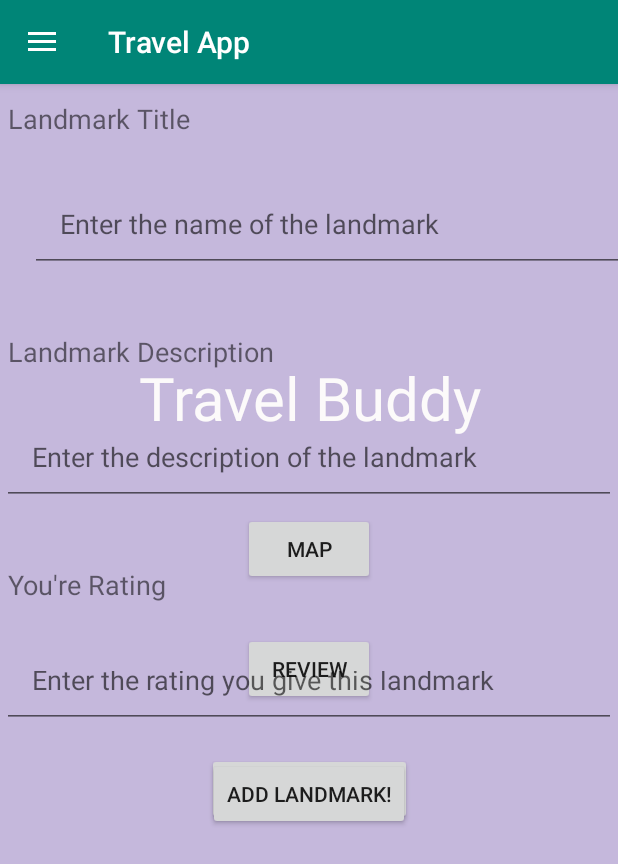
After one commit to josejesusgarciajr/Travel-App, an Android app: the fragment AddLandmarkFragment placed in its activity, on a phone screen of 412 x 824 dp. The commit adds this screen. Shown: the top 864 px of the screen. Run offline under Robolectric (Android 15) with nearby library versions, the phone set to English and light mode, and no system bars; our stand-ins replace Firebase (no records; nobody signed in at launch, a user with empty details on screens opened directly), data binding, navigation-ui; 1 statement that could not run was skipped.

Commit message:
Add landmark functionality is complete! Need to add input validation and make the design pretty!

```diff
--- /dev/null
+++ b/TravelApp/app/src/main/java/jwest/android_class/travel_app/AddLandmarkFragment.kt
@@ -0,0 +1,53 @@
+package jwest.android_class.travel_app
+
+
+import android.os.Bundle
+import android.util.Log
+import androidx.fragment.app.Fragment
+import android.view.LayoutInflater
+import android.view.View
+import android.view.ViewGroup
+import android.widget.Toast
+import androidx.databinding.DataBindingUtil
+import androidx.navigation.findNavController
+import com.google.firebase.database.DatabaseReference
+import com.google.firebase.database.FirebaseDatabase
+import jwest.android_class.travel_app.databinding.FragmentAddLandmarkBinding
+
+/**
+ * A simple [Fragment] subclass.
+ */
+class AddLandmarkFragment : Fragment() {
+    private lateinit var binding: FragmentAddLandmarkBinding
+    private lateinit var ref: DatabaseReference
+    override fun onCreateView(
+        inflater: LayoutInflater, container: ViewGroup?,
+        savedInstanceState: Bundle?
+        ): View? {
+            binding = DataBindingUtil.inflate<FragmentAddLandmarkBinding>(inflater,
+                R.layout.fragment_add_landmark, container,false)
+            // Bind this fragment class to the layout
+            binding.addLandmarkFragment = this
+            // Inflate the layout for this fragment
+            val args = AddLandmarkFragmentArgs.fromBundle(arguments!!)
+
+            binding.addLandmarkSubmitButton.setOnClickListener { createLandmark(args.latitude, args.longitude, binding.landmarkTitleInput.text.toString(), binding.landmarkDescriptionInput.text.toString(), Integer.parseInt(binding.landmarkRatingInput.text.toString()) ) }
+            return binding.root
+    }
+
+    private fun createLandmark(latitude : Float, longitude : Float, title : String, description : String, rating : Int){
+        ref = FirebaseDatabase.getInstance().getReference("landmarks")
+        val landmarkId : String = ref.push().key!!
+
+        val newLandmark = Landmark(landmarkId, null, Coordinates(latitude.toDouble(), longitude.toDouble()), title, description, rating )
+
+        ref.child(landmarkId).setValue(newLandmark).addOnCompleteListener {
+            Log.d("added successfully! ", newLandmark.title)
+            view?.findNavController()?.navigate(R.id.action_addLandmarkFragment_to_mapFragment)
+
+        }
+
+    }
+
+
+}
--- /dev/null
+++ b/TravelApp/app/src/main/java/jwest/android_class/travel_app/Landmark.kt
@@ -0,0 +1,14 @@
+package jwest.android_class.travel_app
+
+class Landmark (id : String, authorId : String?, coordinates: Coordinates, title : String, description: String, rating: Int) {
+    val id = id
+    val authorId = authorId
+    var coordinates = coordinates
+    val title = title
+    val description = description
+    val rating = rating
+
+    constructor() : this("", "", Coordinates(100.0, 100.0), "", "", 0){
+
+    }
+}
--- a/TravelApp/app/src/main/java/jwest/android_class/travel_app/LandmarkFragment.kt
+++ b/TravelApp/app/src/main/java/jwest/android_class/travel_app/LandmarkFragment.kt
@@ -9,7 +9,6 @@
 import androidx.databinding.DataBindingUtil
 import androidx.navigation.findNavController
 import jwest.android_class.travel_app.databinding.FragmentLandmarkBinding
-import jwest.android_class.travel_app.databinding.FragmentTitleBinding
 
 /**
  * A simple [Fragment] subclass.
--- /dev/null
+++ b/TravelApp/app/src/main/res/layout/fragment_add_landmark.xml
@@ -0,0 +1,107 @@
+<?xml version="1.0" encoding="utf-8"?>
+<layout
+    xmlns:app="http://schemas.android.com/apk/res-auto"
+    xmlns:tools="http://schemas.android.com/tools"
+    xmlns:android="http://schemas.android.com/apk/res/android">
+    <data>
+        <variable
+            name="addLandmarkFragment"
+            type="jwest.android_class.travel_app.AddLandmarkFragment" />
+    </data>
+
+    <androidx.constraintlayout.widget.ConstraintLayout
+        android:id="@+id/frameLayout2"
+        android:layout_width="match_parent"
+        android:layout_height="match_parent"
+        tools:context=".AddLandmarkFragment">
+
+        <!-- TODO: Update blank fragment layout -->
+
+        <EditText
+            android:id="@+id/landmarkTitleInput"
+            android:layout_width="409dp"
+            android:layout_height="wrap_content"
+            android:layout_margin="20dp"
+            android:ems="10"
+            android:hint="Enter the name of the landmark"
+            android:inputType="textPersonName"
+            android:padding="20sp"
+            app:layout_constraintStart_toStartOf="parent"
+            app:layout_constraintTop_toBottomOf="@+id/textView6" />
+
+        <EditText
+            android:id="@+id/landmarkDescriptionInput"
+            android:layout_width="409dp"
+            android:layout_height="wrap_content"
+            android:layout_margin="20dp"
+            android:ems="10"
+            android:gravity="start|top"
+            android:hint="Enter the description of the landmark"
+            android:inputType="textMultiLine"
+            android:padding="20sp"
+            app:layout_constraintEnd_toEndOf="parent"
+            app:layout_constraintHorizontal_bias="0.5"
+            app:layout_constraintStart_toStartOf="parent"
+            app:layout_constraintTop_toBottomOf="@+id/textView7" />
+
+        <EditText
+            android:id="@+id/landmarkRatingInput"
+            android:layout_width="409dp"
+            android:layout_height="58dp"
+            android:layout_margin="20dp"
+            android:ems="10"
+            android:hint="Enter the rating you give this landmark"
+            android:inputType="number"
+            android:padding="20sp"
+            app:layout_constraintBottom_toTopOf="@+id/addLandmarkSubmitButton"
+            app:layout_constraintEnd_toEndOf="parent"
+            app:layout_constraintHorizontal_bias="0.5"
+            app:layout_constraintStart_toStartOf="parent"
+            app:layout_constraintTop_toBottomOf="@+id/textView8" />
+
+        <TextView
+            android:id="@+id/textView6"
+            android:layout_width="wrap_content"
+            android:layout_height="wrap_content"
+            android:layout_marginTop="5dp"
+            android:padding="5sp"
+            android:text="Landmark Title"
+            android:textSize="18sp"
+            app:layout_constraintTop_toTopOf="parent"
+            tools:layout_editor_absoluteX="6dp" />
+
+        <TextView
+            android:id="@+id/textView7"
+            android:layout_width="wrap_content"
+            android:layout_height="wrap_content"
+            android:layout_marginTop="35dp"
+            android:padding="5sp"
+            android:text="Landmark Description"
+            android:textSize="18sp"
+            app:layout_constraintTop_toBottomOf="@+id/landmarkTitleInput"
+            tools:layout_editor_absoluteX="0dp" />
+
+        <TextView
+            android:id="@+id/textView8"
+            android:layout_width="wrap_content"
+            android:layout_height="wrap_content"
+            android:layout_marginTop="35dp"
+            android:padding="5sp"
+            android:text="You're Rating"
+            android:textSize="18sp"
+            app:layout_constraintTop_toBottomOf="@+id/landmarkDescriptionInput"
+            tools:layout_editor_absoluteX="0dp" />
+
+        <Button
+            android:id="@+id/addLandmarkSubmitButton"
+            android:layout_width="wrap_content"
+            android:layout_height="wrap_content"
+            android:layout_marginTop="20dp"
+            android:text="Add Landmark!"
+            app:layout_constraintEnd_toEndOf="parent"
+            app:layout_constraintHorizontal_bias="0.5"
+            app:layout_constraintStart_toStartOf="parent"
+            app:layout_constraintTop_toBottomOf="@+id/landmarkRatingInput" />
+
+    </androidx.constraintlayout.widget.ConstraintLayout>
+</layout>
--- a/TravelApp/app/src/main/res/navigation/navigation.xml
+++ b/TravelApp/app/src/main/res/navigation/navigation.xml
@@ -33,8 +33,8 @@
         android:layout_height="match_parent"
         >
         <action
-            android:id="@+id/action_mapFragment_to_landmarkFragment"
-            app:destination="@id/landmarkFragment" />
+            android:id="@+id/action_mapFragment_to_addLandmarkFragment"
+            app:destination="@id/addLandmarkFragment" />
     </fragment>
     <fragment
         android:id="@+id/landmarkFragment"
@@ -44,10 +44,27 @@
         >
     </fragment>
     <fragment
+        android:id="@+id/addLandmarkFragment"
+        android:name="jwest.android_class.travel_app.AddLandmarkFragment"
+        android:label="Add a landmark!"
+        tools:layout="@layout/fragment_add_landmark" >
+        <argument
+            android:name="latitude"
+            app:argType="float" />
+        <argument
+            android:name="longitude"
+            app:argType="float" />
+        <action
+            android:id="@+id/action_addLandmarkFragment_to_mapFragment"
+            app:destination="@id/mapFragment" />
+    </fragment>
+    <fragment
         android:id="@+id/reviewFragment"
         android:name="jwest.android_class.travel_app.reviewFragment"
         android:label="fragment_review"
         tools:layout="@layout/fragment_review" />
+
+
     <!--    <fragment-->
 <!--        android:id="@+id/map"-->
 <!--        android:name="com.google.android.gms.maps.SupportMapFragment"-->
```
